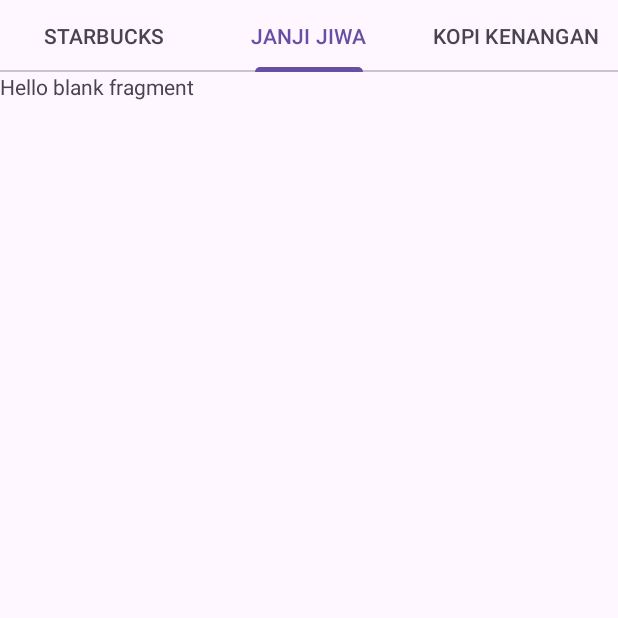
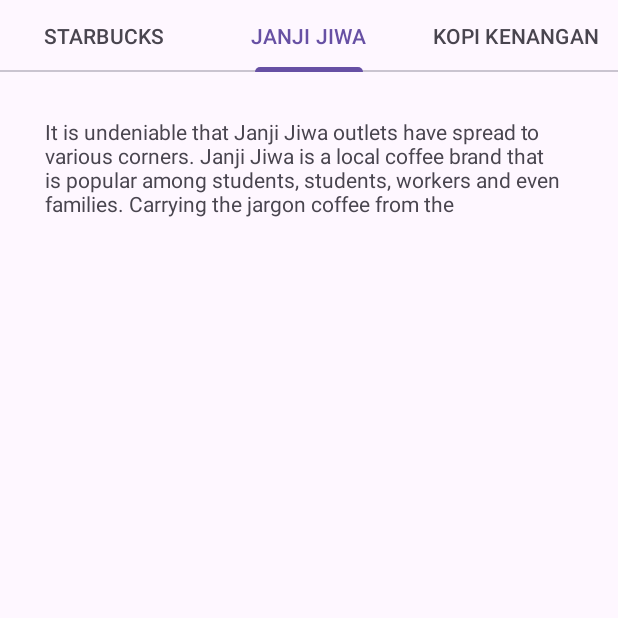
Before and after one commit to CharlosFerdinand/LAB_WEEK_04, an Android app: the fragment CafeFragment shown on its own in the app's theme, tab 2 chosen, on a phone screen of 412 x 824 dp, the top half of it. Run offline under Robolectric (Android 15) with nearby library versions, the phone set to English and light mode, and no system bars.

Commit message:
Commit No. 4 – Assignment

```diff
--- a/app/src/main/java/com/example/lab_week_04/CafeAdapter.kt
+++ b/app/src/main/java/com/example/lab_week_04/CafeAdapter.kt
@@ -5,18 +5,15 @@ import androidx.fragment.app.FragmentManager
 import androidx.lifecycle.Lifecycle
 import androidx.viewpager2.adapter.FragmentStateAdapter
 
-val TABS_FIXED = listOf(
-    R.string.starbucks_title,
-    R.string.janjijiwa_title,
-    R.string.kopikenangan_title,
-)
-class CafeAdapter(fragmentManager: FragmentManager, lifecycle: Lifecycle) :
-    FragmentStateAdapter(fragmentManager, lifecycle) {
-    override fun getItemCount(): Int {
-        return TABS_FIXED.size
-    }
-    override fun createFragment(position: Int): Fragment
-    {
-        return CafeDetailFragment()
+class CafeAdapter(
+    fragmentManager: FragmentManager,
+    lifecycle: Lifecycle,
+    private val descriptions: List<String>
+) : FragmentStateAdapter(fragmentManager, lifecycle) {
+
+    override fun getItemCount(): Int = descriptions.size
+
+    override fun createFragment(position: Int): Fragment {
+        return CafeDetailFragment.newInstance(descriptions[position])
     }
 }
--- a/app/src/main/java/com/example/lab_week_04/CafeDetailFragment.kt
+++ b/app/src/main/java/com/example/lab_week_04/CafeDetailFragment.kt
@@ -5,9 +5,17 @@ import androidx.fragment.app.Fragment
 import android.view.LayoutInflater
 import android.view.View
 import android.view.ViewGroup
+import android.widget.TextView
 
+private const val TAB_CONTENT = "TAB_CONTENT"
 class CafeDetailFragment : Fragment() {
-
+    private var content: String? = null
+    override fun onCreate(savedInstanceState: Bundle?) {
+        super.onCreate(savedInstanceState)
+        arguments?.let {
+            content = it.getString(TAB_CONTENT)
+        }
+    }
     override fun onCreateView(
         inflater: LayoutInflater, container: ViewGroup?,
         savedInstanceState: Bundle?
@@ -15,4 +23,17 @@ class CafeDetailFragment : Fragment() {
         // Inflate the layout for this fragment
         return inflater.inflate(R.layout.fragment_cafe_detail, container, false)
     }
+    override fun onViewCreated(view: View, savedInstanceState: Bundle?) {
+        super.onViewCreated(view, savedInstanceState)
+        view.findViewById<TextView>(R.id.content_description)
+            ?.text = content
+    }
+    companion object {
+        fun newInstance(content: String) =
+            CafeDetailFragment().apply {
+                arguments = Bundle().apply {
+                    putString(TAB_CONTENT, content)
+                }
+            }
+    }
 }
--- a/app/src/main/java/com/example/lab_week_04/CafeFragment.kt
+++ b/app/src/main/java/com/example/lab_week_04/CafeFragment.kt
@@ -13,21 +13,38 @@ class CafeFragment : Fragment() {
     override fun onCreate(savedInstanceState: Bundle?) {
         super.onCreate(savedInstanceState)
     }
+
     override fun onCreateView(
         inflater: LayoutInflater, container: ViewGroup?,
         savedInstanceState: Bundle?
     ): View? {
-        // Inflate the layout for this fragment
         return inflater.inflate(R.layout.fragment_cafe, container, false)
     }
+
     override fun onViewCreated(view: View, savedInstanceState: Bundle?) {
         super.onViewCreated(view, savedInstanceState)
         val viewPager = view.findViewById<ViewPager2>(R.id.view_pager)
         val tabLayout = view.findViewById<TabLayout>(R.id.tab_layout)
-        val adapter = CafeAdapter(childFragmentManager, lifecycle)
+
+        // Titles for tabs
+        val titles = listOf(
+            getString(R.string.starbucks_title),
+            getString(R.string.janjijiwa_title),
+            getString(R.string.kopikenangan_title)
+        )
+
+        // Descriptions for content
+        val descriptions = listOf(
+            getString(R.string.starbucks_desc),
+            getString(R.string.janjijiwa_desc),
+            getString(R.string.kopikenangan_desc)
+        )
+
+        val adapter = CafeAdapter(childFragmentManager, lifecycle, descriptions)
         viewPager.adapter = adapter
+
         TabLayoutMediator(tabLayout, viewPager) { tab, position ->
-            tab.text = resources.getString(TABS_FIXED[position])
+            tab.text = titles[position]
         }.attach()
     }
 }
--- a/app/src/main/res/layout/fragment_cafe_detail.xml
+++ b/app/src/main/res/layout/fragment_cafe_detail.xml
@@ -1,15 +1,14 @@
 <?xml version="1.0" encoding="utf-8"?>
-<FrameLayout xmlns:android="http://schemas.android.com/apk/res/android"
+<FrameLayout
+    xmlns:android="http://schemas.android.com/apk/res/android"
     xmlns:tools="http://schemas.android.com/tools"
-    android:id="@+id/fragment_cafe_detail"
     android:layout_width="match_parent"
     android:layout_height="match_parent"
-    tools:context=".CafeDetailFragment">
-
-    <!-- TODO: Update blank fragment layout -->
+    tools:context=".CafeDetailFragment"
+    android:padding="30dp">
     <TextView
-        android:layout_width="wrap_content"
-        android:layout_height="wrap_content"
-        android:text="Hello blank fragment" />
-
+        android:id="@+id/content_description"
+        android:layout_width="match_parent"
+        android:layout_height="match_parent"
+        android:text="" />
 </FrameLayout>
--- a/app/src/main/res/values/strings.xml
+++ b/app/src/main/res/values/strings.xml
@@ -22,7 +22,18 @@ latte glass or a coffee cup. Flavoured syrup can be added.</string>
     <string name="bottom_menu_coffee">Coffee</string>
     <string name="bottom_menu_cafe">Cafe</string>
     <string name="starbucks_title">STARBUCKS</string>
+    <string name="starbucks_desc">Starbucks Corporation is an American multinational
+    chain of coffeehouses and roastery reserves headquartered in Seattle, Washington.
+    It is the world\'s largest coffeehouse chain.</string>
     <string name="janjijiwa_title">JANJI JIWA</string>
+    <string name="janjijiwa_desc">It is undeniable that Janji Jiwa outlets have
+spread to various corners. Janji Jiwa is a local coffee brand that is popular among
+students, students, workers and even families. Carrying the jargon "coffee from the
+heart", Janji Jiwa is committed to serving coffee with a classic taste for coffee
+lovers.</string>
     <string name="kopikenangan_title">KOPI KENANGAN</string>
+    <string name="kopikenangan_desc">At Kopi Kenangan, their dream is to serve high
+quality coffee, made with the freshest local ingredients to customers across
+Indonesia - and the rest of the world</string>
 
 </resources>
```
Also changed, not shown: 10 other files.
